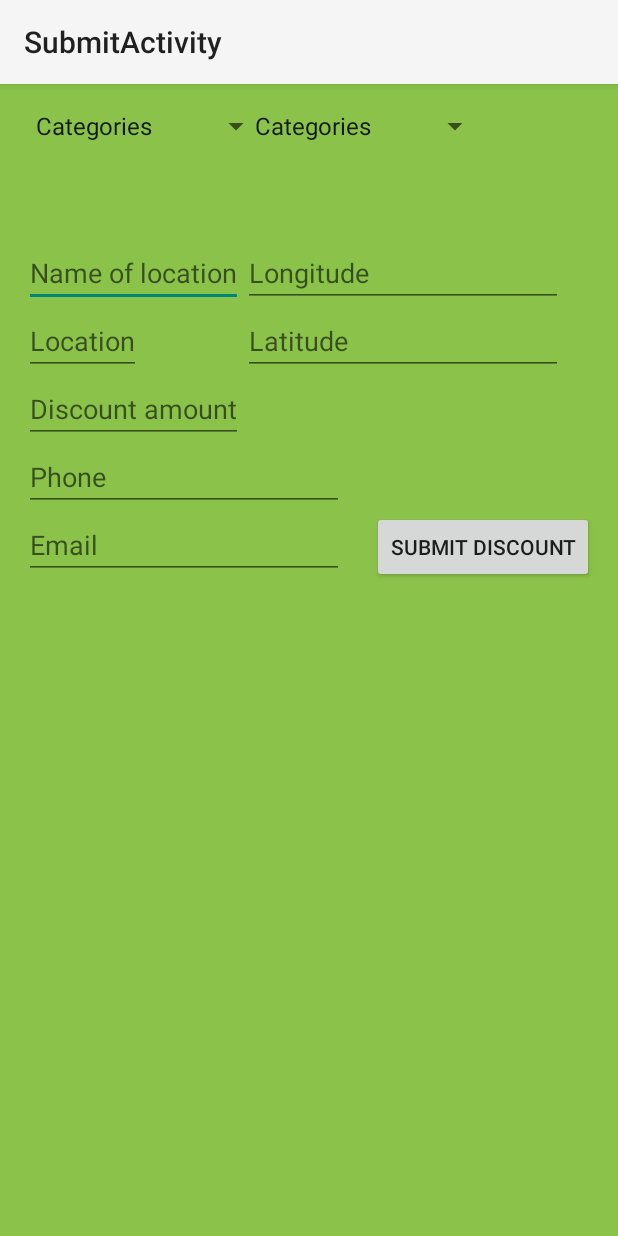
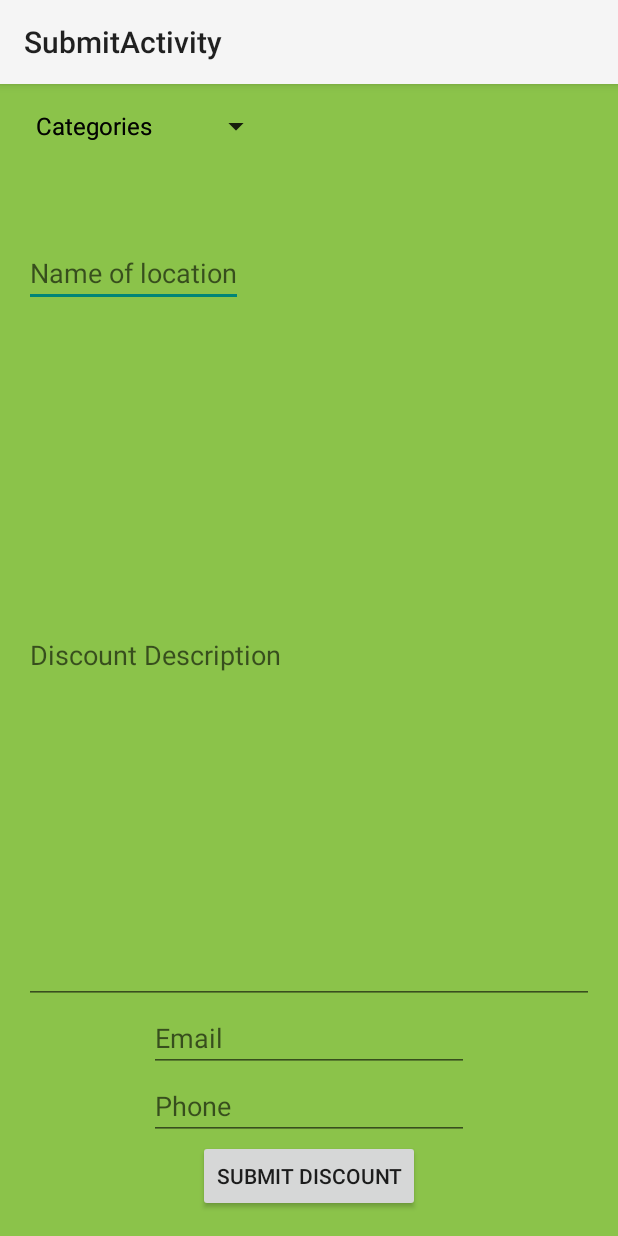
Before and after one commit to KayFishandChips/CIS-163-Final-Project, an Android app: the SubmitActivity screen opened directly, with no data from a screen before it, on a phone screen of 412 x 824 dp. Run offline under Robolectric (Android 15) with nearby library versions, the phone set to English and light mode, and no system bars.

Commit message:
Beginning revision of SubmitActivity. Committing changes made before heading in to take Calc2 exam, still work in progress, unknown if SubmitActivity will crash currently

```diff
--- a/app/src/main/java/com/ajkayfishgmail/discount/CategoryActivity.java
+++ b/app/src/main/java/com/ajkayfishgmail/discount/CategoryActivity.java
@@ -82,11 +82,6 @@ public class CategoryActivity extends ActionBarActivity implements ParseObjectAd
         r_view = (RecyclerView) findViewById(R.id.word_recycler);
         myManager = new LinearLayoutManager(this);
         r_view.setLayoutManager(myManager);
-        /*
-        Parse.enableLocalDatastore(this);
-
-        Parse.initialize(this, "3Yh5EeYXEMqyf74LJd9rhQBcGJgcflLc5jrxITis", "g7kKQKrxNRHMov6yANzgNYPO2LmVYtO7AngcDrGu");
-        */
 
         locationManager = (LocationManager)getSystemService(Context.LOCATION_SERVICE);
         criteria = new Criteria();
--- a/app/src/main/java/com/ajkayfishgmail/discount/SubmitActivity.java
+++ b/app/src/main/java/com/ajkayfishgmail/discount/SubmitActivity.java
@@ -49,19 +49,11 @@ public class SubmitActivity extends ActionBarActivity
         myManager = new LinearLayoutManager(this);
         submit_Btn = (Button)findViewById(R.id.submit_User_Data_Btn);
         locationName = (EditText) findViewById(R.id.name_field);
-        adress = (EditText)findViewById(R.id.location_field);
+        //adress = (EditText)findViewById(R.id.location_field);
         amount = (EditText)findViewById(R.id.discount_field);
         email = (EditText) findViewById(R.id.email_Box);
         phone = (EditText)findViewById(R.id.Phone_box);
         getInfo = (Button)findViewById(R.id.retrieve_Btn);
-
-        /*
-        Parse.enableLocalDatastore(this);
-
-        Parse.initialize(this, "3Yh5EeYXEMqyf74LJd9rhQBcGJgcflLc5jrxITis", "g7kKQKrxNRHMov6yANzgNYPO2LmVYtO7AngcDrGu");
-        */
-
-//        mGoogleApiClient = new GoogleApiClient.Builder();
 
         submit_Btn.setOnClickListener(new View.OnClickListener()
         {
@@ -77,7 +69,7 @@ public class SubmitActivity extends ActionBarActivity
                     ParseObject DiscountObject = new ParseObject(categoryFiller());// create separate objects based on category
                     DiscountObject.put("Discount", amount.getText().toString().toLowerCase());
                     DiscountObject.put("Name", locationName.getText().toString().toLowerCase());
-                    DiscountObject.put("Location", adress.getText().toString().toLowerCase());
+                    //DiscountObject.put("Location", adress.getText().toString().toLowerCase());
                     DiscountObject.put("Point", getLocation());
                     DiscountObject.put("Phone", phone.getText().toString().toLowerCase());
                     DiscountObject.put("Email", email.getText().toString().toLowerCase());
--- a/app/src/main/java/com/ajkayfishgmail/discount/resultsDetail.java
+++ b/app/src/main/java/com/ajkayfishgmail/discount/resultsDetail.java
@@ -87,6 +87,7 @@ public class resultsDetail extends ActionBarActivity {
                 Toast.makeText(getApplicationContext(),"Thank you for confirming this discount!", Toast.LENGTH_SHORT).show();
             }
         });
+
         callButton.setOnClickListener(new View.OnClickListener() {
             @Override
             public void onClick(View view) {
--- a/app/src/main/res/layout/activity_category.xml
+++ b/app/src/main/res/layout/activity_category.xml
@@ -8,7 +8,7 @@
     android:paddingTop="@dimen/activity_vertical_margin"
     android:paddingBottom="@dimen/activity_vertical_margin"
     tools:context="com.ajkayfishgmail.discount.CategoryActivity"
-    android:background="@color/primaryColor">
+    android:background="@color/primaryColor" >
     <!-- This is a comment so GitHub sees the change-->
     <TextView
         android:layout_width="wrap_content"
--- a/app/src/main/res/layout/activity_submit.xml
+++ b/app/src/main/res/layout/activity_submit.xml
@@ -16,54 +16,24 @@
         android:id="@+id/name_field"
         android:layout_marginTop="87dp"
         android:hint="Name of location"
-        android:layout_below="@+id/textView"
-        android:layout_toStartOf="@+id/longitude_box" />
+        android:layout_below="@+id/textView" />
 
 
     <EditText
-        android:layout_width="wrap_content"
-        android:layout_height="wrap_content"
-        android:id="@+id/location_field"
-        android:layout_below="@+id/name_field"
-        android:layout_alignParentStart="true"
-        android:hint="Location" />
-
-    <EditText
-        android:layout_width="wrap_content"
+        android:layout_width="match_parent"
         android:layout_height="wrap_content"
         android:id="@+id/discount_field"
-        android:layout_below="@+id/location_field"
-        android:layout_alignParentStart="true"
-        android:hint="Discount amount" />
+        android:hint="Discount Description"
+        android:layout_below="@+id/name_field"
+        android:layout_above="@+id/email_Box" />
 
     <Button
         android:layout_width="wrap_content"
         android:layout_height="wrap_content"
         android:text="Submit Discount"
         android:id="@+id/submit_User_Data_Btn"
-        android:layout_alignBaseline="@+id/email_Box"
-        android:layout_alignBottom="@+id/email_Box"
-        android:layout_alignParentEnd="true" />
-
-    <EditText
-        android:layout_width="wrap_content"
-        android:layout_height="wrap_content"
-        android:inputType="numberDecimal"
-        android:ems="10"
-        android:id="@+id/longitude_box"
-        android:hint="Longitude"
-        android:layout_above="@+id/Latitude_box"
-        android:layout_toEndOf="@+id/discount_field" />
-
-    <EditText
-        android:layout_width="wrap_content"
-        android:layout_height="wrap_content"
-        android:inputType="numberDecimal"
-        android:ems="10"
-        android:id="@+id/Latitude_box"
-        android:layout_alignTop="@+id/location_field"
-        android:layout_alignStart="@+id/longitude_box"
-        android:hint="Latitude" />
+        android:layout_alignParentBottom="true"
+        android:layout_centerHorizontal="true" />
 
     <EditText
         android:layout_width="wrap_content"
@@ -72,8 +42,8 @@
         android:ems="10"
         android:hint ="Email"
         android:id="@+id/email_Box"
-        android:layout_alignParentStart="true"
-        android:layout_below="@+id/Phone_box" />
+        android:layout_alignStart="@+id/Phone_box"
+        android:layout_above="@+id/Phone_box" />
 
     <EditText
         android:layout_width="wrap_content"
@@ -83,9 +53,8 @@
         android:ems="10"
         android:id= "@+id/Phone_box"
 
-        android:layout_below="@+id/discount_field"
-
-        android:layout_alignParentStart="true" />
+        android:layout_above="@+id/submit_User_Data_Btn"
+        android:layout_centerHorizontal="true" />
 
     <Spinner
         android:layout_width="wrap_content"
@@ -94,8 +63,7 @@
         android:text = "@+id/Category"
         android:hint = "Category"
         android:layout_toEndOf="@+id/retrieve_Btn"
-        android:spinnerMode="dropdown"
-        android:layout_alignStart="@+id/longitude_box" />
+        android:spinnerMode="dropdown" />
 
     <Spinner
         android:layout_width="wrap_content"
--- a/app/src/main/res/values/styles.xml
+++ b/app/src/main/res/values/styles.xml
@@ -11,4 +11,7 @@
         </item>
     </style>
 
+    <style name="NoTitle" parent="AppTheme">
+        <item name="android:windowNoTitle">true</item>
+    </style>
 </resources>
```
